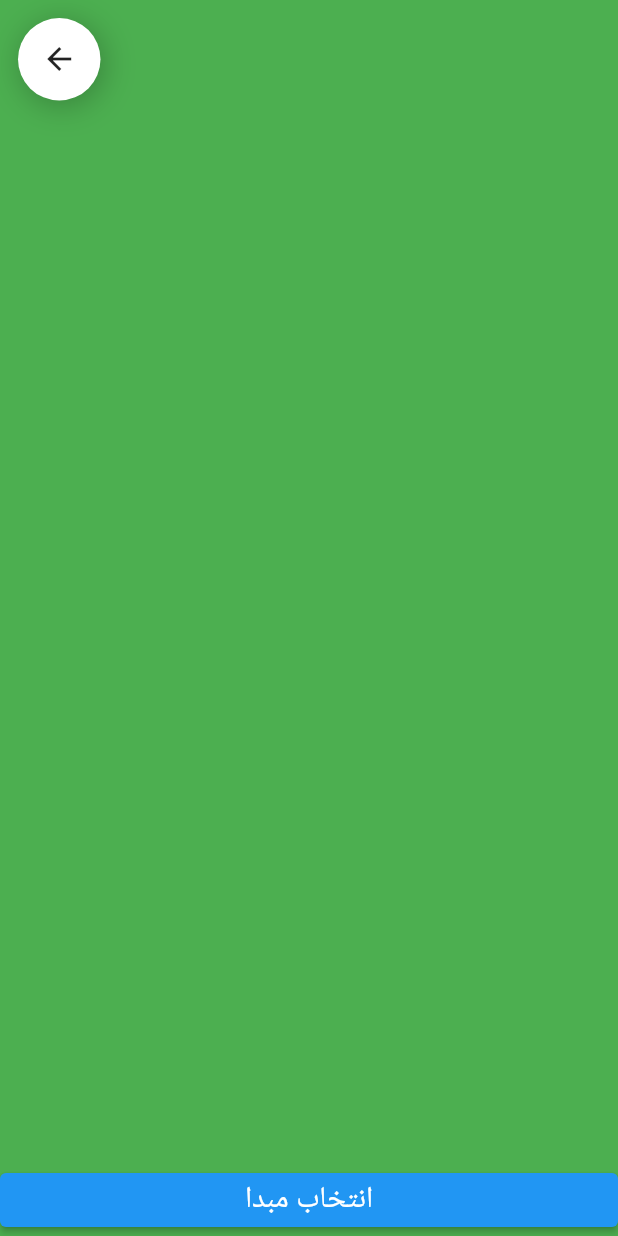
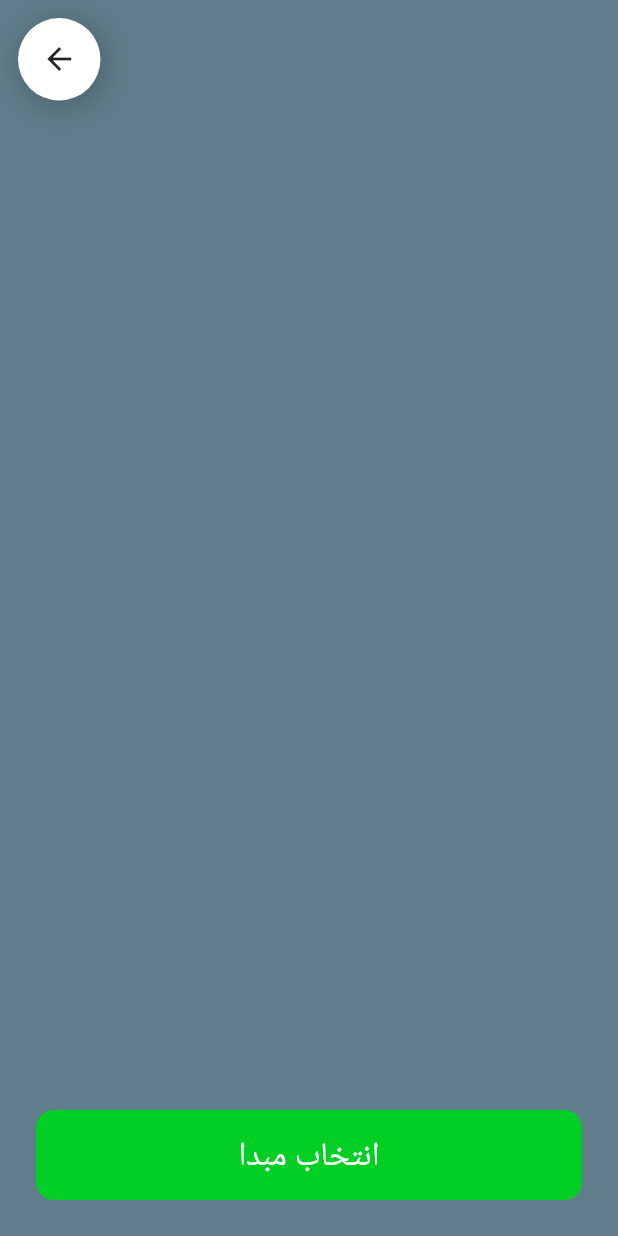
Before and after one commit to sajjadabbasi1383/SnapSample, a Flutter app: the screen it shows after launch, after a tap on the "arrow back" icon, on a phone screen of 412 x 824 dp. Run offline on Flutter 3.47's test engine with Material 2 defaults, Android fonts, the light colour scheme and no system bars; our stand-ins replace google_fonts; Roboto replaces fonts that are missing (Vazirmatn).

Commit message:
elevatedButton Theme Refactoring Directory

```diff
--- a/lib/my_text_style.dart
+++ b/lib/constant/my_text_style.dart
@@ -6,5 +6,5 @@ import 'package:google_fonts/google_fonts.dart';
 class MyTextStyle{
   MyTextStyle._();
 
-  static TextStyle main=GoogleFonts.vazirmatn(fontSize: 20);
+  static TextStyle main=GoogleFonts.vazirmatn(fontSize: 22);
 }
--- a/lib/main.dart
+++ b/lib/main.dart
@@ -1,4 +1,5 @@
 import 'package:flutter/material.dart';
+import 'package:snap_map/constant/dimens.dart';
 import 'package:snap_map/map_screen.dart';
 
 void main() {
@@ -11,9 +12,20 @@ class MyApp extends StatelessWidget {
   // This widget is the root of your application.
   @override
   Widget build(BuildContext context) {
-    return const MaterialApp(
+    return MaterialApp(
       debugShowCheckedModeBanner: false,
-      home: MapScreen()
+      home: const MapScreen(),
+      theme: ThemeData(
+          elevatedButtonTheme: ElevatedButtonThemeData(
+              style: ButtonStyle(
+                  fixedSize:
+                      const MaterialStatePropertyAll(Size(double.infinity, 60)),
+                  shape: MaterialStateProperty.all(RoundedRectangleBorder(
+                      borderRadius: BorderRadius.circular(Dimens.medium))),
+                  elevation: const MaterialStatePropertyAll(0),
+                  backgroundColor: MaterialStateProperty.resolveWith((states) {
+                    return const Color.fromARGB(255, 2, 207, 36);
+                  })))),
     );
   }
 }
--- a/lib/map_screen.dart
+++ b/lib/map_screen.dart
@@ -1,6 +1,7 @@
 import 'package:flutter/material.dart';
-import 'package:snap_map/dimens.dart';
-import 'package:snap_map/my_text_style.dart';
+import 'package:snap_map/constant/dimens.dart';
+import 'package:snap_map/constant/my_text_style.dart';
+import 'package:snap_map/widget/back_button.dart';
 
 class MapScreen extends StatefulWidget {
   const MapScreen({super.key});
@@ -17,36 +18,18 @@ class _MapScreenState extends State<MapScreen> {
       body: Stack(
         children: [
           Container(
-            color: Colors.green,
+            color: Colors.blueGrey,
           ),
           Positioned(
               bottom: 0,
               left: 0,
               right: 0,
-              child: ElevatedButton(
-                  onPressed: () {}, child:  Text("انتخاب مبدا",style: MyTextStyle.main,))),
-          Positioned(
-            top: Dimens.medium,
-            left: Dimens.medium,
-            child: Container(
-              width: 55,
-              height: 55,
-              decoration: const BoxDecoration(
-                shape: BoxShape.circle,
-                color: Colors.white,
-                boxShadow: [
-                  BoxShadow(
-                    color: Colors.black26,
-                    offset: Offset(2,3),
-                    blurRadius: 18
-                  )
-                ]
-              ),
-              child: IconButton(onPressed: () {
-
-              },icon: Icon(Icons.arrow_back)),
-            ),
-          ),
+              child: Padding(
+                padding: const EdgeInsets.all(Dimens.large),
+                child: ElevatedButton(
+                    onPressed: () {}, child:  Text("انتخاب مبدا",style: MyTextStyle.main,)),
+              )),
+           MyBackButton(onPressed: (){},),
         ],
       ),
     ));
--- /dev/null
+++ b/lib/widget/back_button.dart
@@ -0,0 +1,34 @@
+import 'package:flutter/material.dart';
+
+import '../constant/dimens.dart';
+
+class MyBackButton extends StatelessWidget {
+
+  Function() onPressed;
+
+  MyBackButton({super.key, required this.onPressed});
+
+  @override
+  Widget build(BuildContext context) {
+    return Positioned(
+      top: Dimens.medium,
+      left: Dimens.medium,
+      child: Container(
+        width: 55,
+        height: 55,
+        decoration: const BoxDecoration(
+            shape: BoxShape.circle,
+            color: Colors.white,
+            boxShadow: [
+              BoxShadow(
+                  color: Colors.black26,
+                  offset: Offset(2,3),
+                  blurRadius: 18
+              )
+            ]
+        ),
+        child: IconButton(onPressed: onPressed,icon: const Icon(Icons.arrow_back)),
+      ),
+    );
+  }
+}
```
Also changed, not shown: lib/constant/dimens.dart (renamed from lib/dimens.dart).
